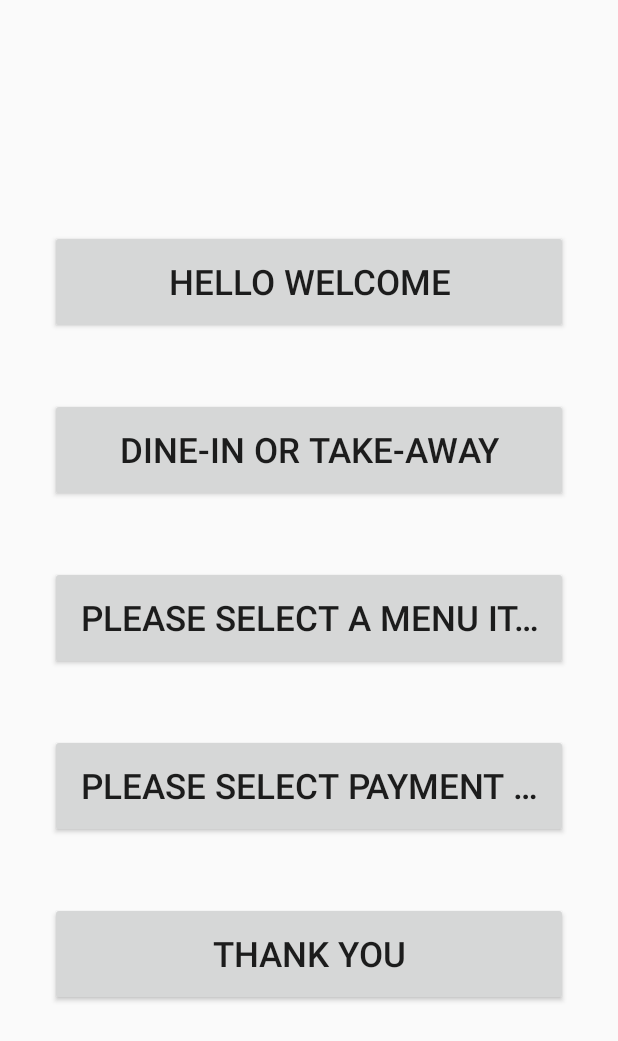
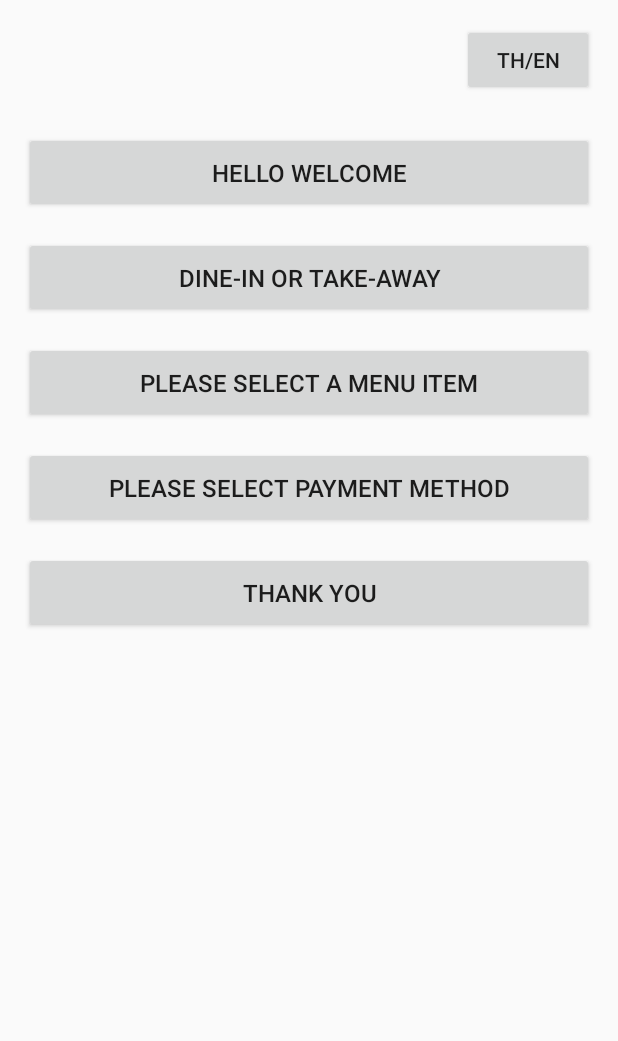
Before and after one commit to nanonymoussu/tts-application, an Android app built with Jetpack Compose: the layout activity_main.xml on its own in the app's theme, with its tools: preview values and no code run, on a phone screen of 412 x 824 dp. Shown: the top 1041 px of the screen. Run offline under Robolectric (Android 15) with nearby library versions, the phone set to English and light mode, and no system bars.

Commit message:
add "language toggle" function

```diff
--- a/app/src/main/res/layout/activity_main.xml
+++ b/app/src/main/res/layout/activity_main.xml
@@ -1,40 +1,54 @@
 <?xml version="1.0" encoding="utf-8"?>
-<ScrollView xmlns:android="http://schemas.android.com/apk/res/android"
+<RelativeLayout xmlns:android="http://schemas.android.com/apk/res/android"
     android:layout_width="match_parent"
     android:layout_height="match_parent"
-    android:fillViewport="true">
+    android:padding="16dp">
+
+    <Button
+        android:id="@+id/buttonToggleLanguage"
+        android:layout_width="wrap_content"
+        android:layout_height="wrap_content"
+        android:layout_alignParentTop="true"
+        android:layout_alignParentEnd="true"
+        android:text="TH/EN" />
+
+    <ScrollView
+        android:layout_width="match_parent"
+        android:layout_height="match_parent"
+        android:layout_below="@+id/buttonToggleLanguage"
+        android:layout_marginTop="16dp">
 
         <LinearLayout
             android:layout_width="match_parent"
             android:layout_height="wrap_content"
             android:gravity="center"
-        android:orientation="vertical"
-        android:padding="16dp">
+            android:orientation="vertical">
 
             <Button
-            android:id="@+id/btn1"
+                android:id="@+id/button1"
                 style="@style/SoundButton"
-            android:text="@string/btn1" />
+                android:text="Hello welcome" />
 
             <Button
-            android:id="@+id/btn2"
+                android:id="@+id/button2"
                 style="@style/SoundButton"
-            android:text="@string/btn2" />
+                android:text="Dine-in or Take-away" />
 
             <Button
-            android:id="@+id/btn3"
+                android:id="@+id/button3"
                 style="@style/SoundButton"
-            android:text="@string/btn3" />
+                android:text="Please select a menu item" />
 
             <Button
-            android:id="@+id/btn4"
+                android:id="@+id/button4"
                 style="@style/SoundButton"
-            android:text="@string/btn4" />
+                android:text="Please select payment method" />
 
             <Button
-            android:id="@+id/btn5"
+                android:id="@+id/button5"
                 style="@style/SoundButton"
-            android:text="@string/btn5" />
+                android:text="Thank you" />
 
         </LinearLayout>
     </ScrollView>
+</RelativeLayout>
--- a/app/src/main/res/values/strings.xml
+++ b/app/src/main/res/values/strings.xml
@@ -1,8 +1,12 @@
 <resources>
     <string name="app_name">Text-to-Speech Application</string>
-    <string name="btn1">Hello welcome</string>
-    <string name="btn2">Dine-in or Take-away</string>
-    <string name="btn3">Please select a menu item</string>
-    <string name="btn4">Please select payment method</string>
-    <string name="btn5">Thank you</string>
+    <string name="button_toggle_language">TH/EN</string>
+
+    <string-array name="button_texts">
+        <item name="button1">Hello welcome|สวัสดี ยินดีต้อนรับ</item>
+        <item name="button2">Dine-in or Take-away|ทานที่นี่หรือกลับบ้าน</item>
+        <item name="button3">Please select a menu item|เชิญเลือกสินค้าได้เลย</item>
+        <item name="button4">Please select payment method|กรุณาเลือกช่องทางการชำระเงิน</item>
+        <item name="button5">Thank you|ขอบคุณที่ใช้บริการ</item>
+    </string-array>
 </resources>
--- a/app/src/main/res/values/styles.xml
+++ b/app/src/main/res/values/styles.xml
@@ -1,13 +1,12 @@
 <?xml version="1.0" encoding="utf-8"?>
 <resources>
     <style name="SoundButton">
-        <item name="android:layout_width">345dp</item>
-        <item name="android:layout_height">69dp</item>
-        <item name="android:layout_marginTop">21dp</item>
-        <item name="android:layout_marginBottom">21dp</item>
-        <item name="android:textSize">23sp</item>
+        <item name="android:layout_width">match_parent</item>
+        <item name="android:layout_height">wrap_content</item>
+        <item name="android:layout_marginTop">8dp</item>
+        <item name="android:layout_marginBottom">8dp</item>
+        <item name="android:padding">16dp</item>
+        <item name="android:textSize">16sp</item>
         <item name="textAllCaps">false</item>
-        <item name="android:ellipsize">end</item>
-        <item name="android:maxLines">1</item>
     </style>
 </resources>
```
Also changed, not shown: app/src/main/java/com/example/application/MainActivity.kt (+48 -10 lines), 15 other files. Lines whose indentation alone changed are shown as unchanged.
